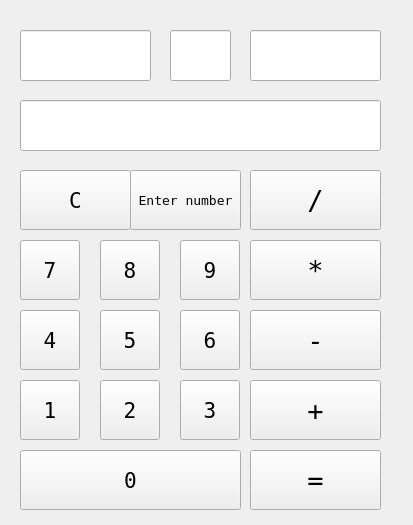
nellaSoudunsaari/olio-ohjelmointi25, file Laskin/laskin.ui: the form before one commit.
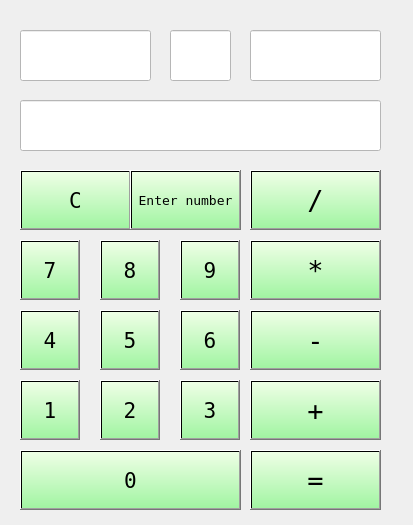
The form after the commit. Icons and pictures are not drawn.

What changed in the file:
```diff
--- a/Laskin/laskin.ui
+++ b/Laskin/laskin.ui
@@ -13,7 +13,27 @@
   <property name="windowTitle">
    <string>Laskin</string>
   </property>
+  <property name="styleSheet">
+   <string notr="true">
+</string>
+  </property>
   <widget class="QWidget" name="centralwidget">
+   <property name="styleSheet">
+    <string notr="true">.QWidget{
+background-image: url(:/ui/kuvat/laskinbg.jpg);
+}
+.QPushButton{
+background-color: qlineargradient(spread:pad, x1:0.52, y1:0, x2:0.519553, y2:1, stop:0 rgba(239, 255, 230, 255), stop:1 rgba(161, 244, 162, 255));
+color: #000000;
+}
+.QLineEdit{
+background-color: #FFFFFF;
+color: #000000;
+}
+.QLineEdit #enabled{
+background-color: #000000;
+}</string>
+   </property>
    <widget class="QLineEdit" name="result">
     <property name="geometry">
      <rect>
@@ -421,6 +441,12 @@
       <pointsize>10</pointsize>
      </font>
     </property>
+    <property name="autoFillBackground">
+     <bool>false</bool>
+    </property>
+    <property name="styleSheet">
+     <string notr="true"/>
+    </property>
     <property name="text">
      <string>Enter number</string>
     </property>
```
Left out of the diff: 24 changed lines with no effect on the pictures.
